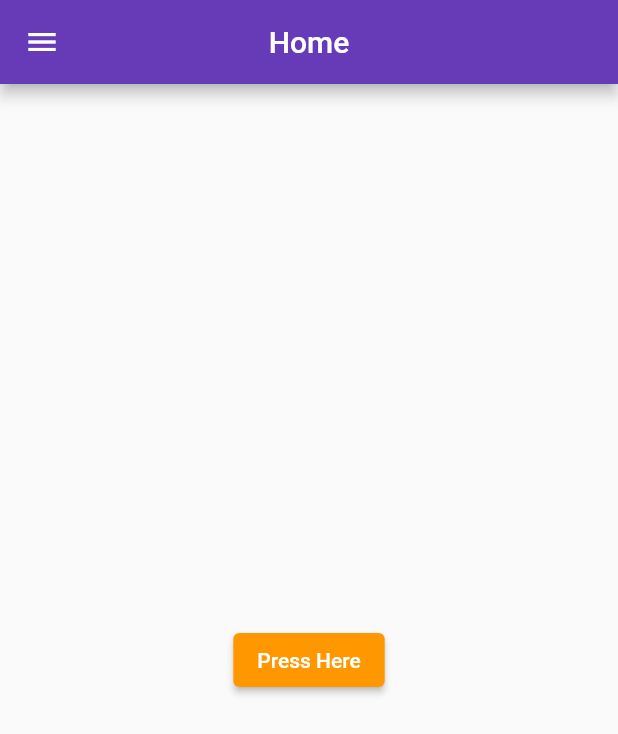
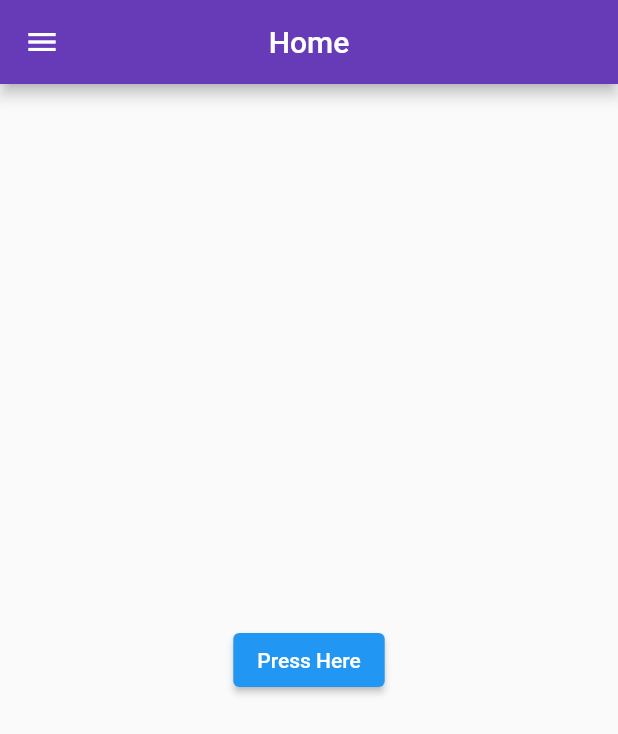
Before and after one commit to vyasaray2001/GitHub_Colab_Try, a Flutter app: the screen it shows after launch, on a phone screen of 412 x 824 dp. Shown: the top 734 px of the screen. Run offline on Flutter 3.47's test engine with Material 2 defaults, Android fonts, the phone set to English and light mode, and no system bars.

Commit message:
changed buttoncolor

```diff
--- a/lib/utils/button.dart
+++ b/lib/utils/button.dart
@@ -10,7 +10,7 @@ class MyButton extends StatelessWidget {
     return ElevatedButton(
       onPressed: () {},
       child: Text("Press Here"),
-      style: ElevatedButton.styleFrom(backgroundColor: Colors.orange),
+      style: ElevatedButton.styleFrom(backgroundColor: Colors.blue),
     );
   }
 }
```
